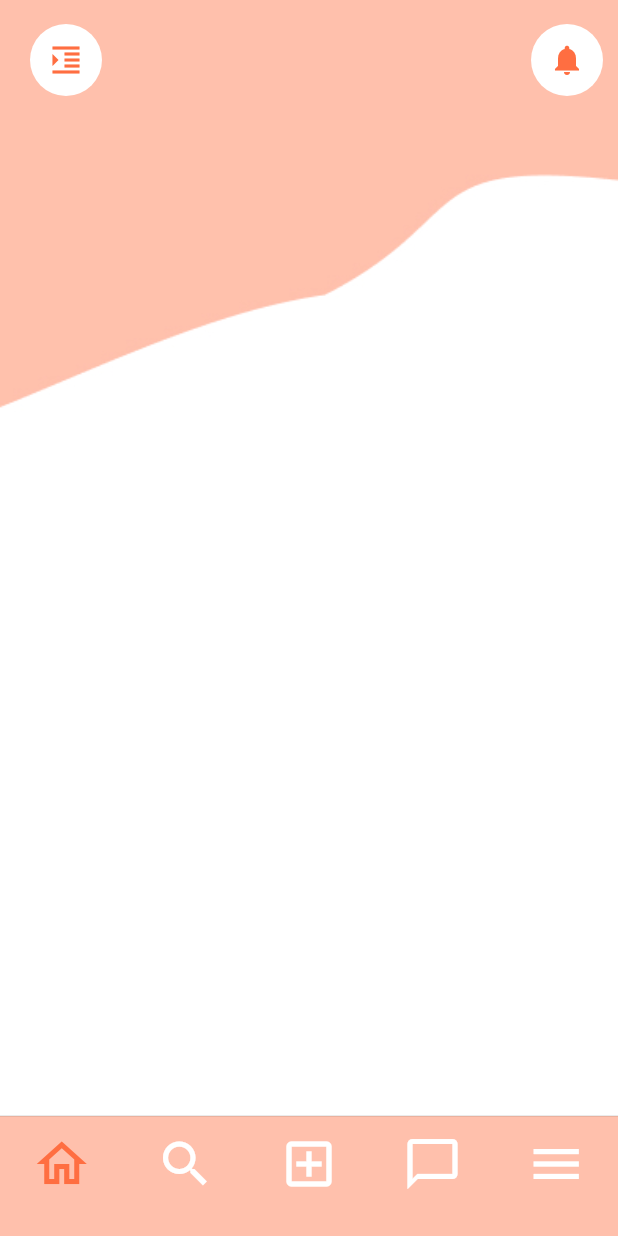
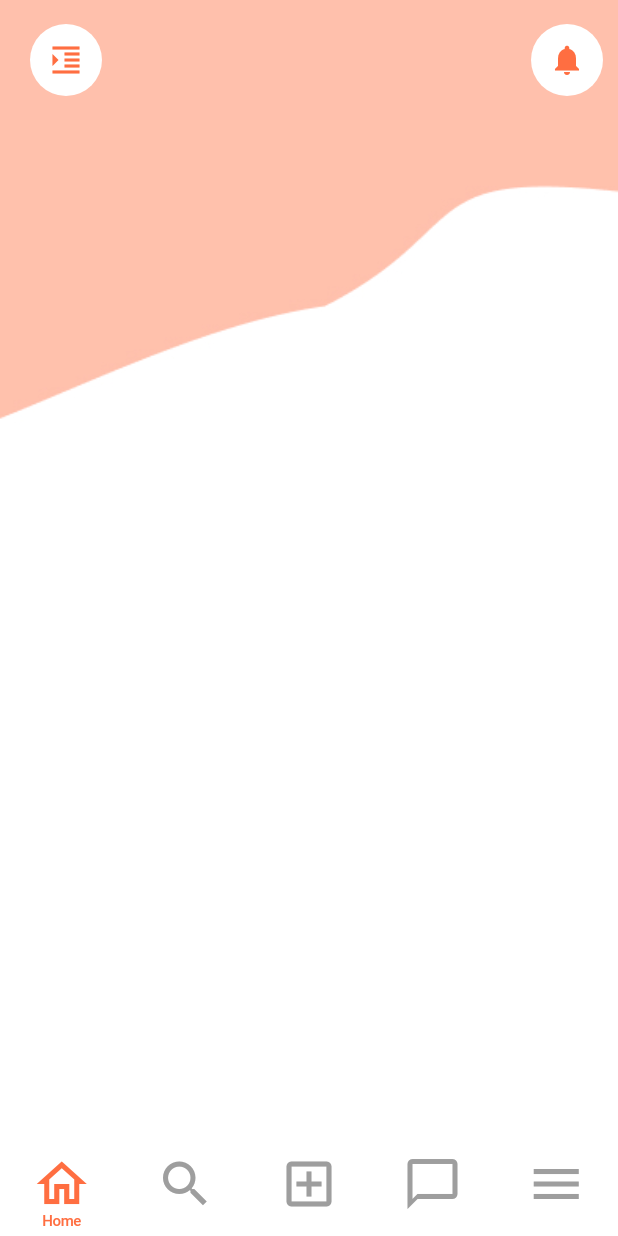
Before and after one commit to bathiyapathum/PartTimeNow_flutter_app, a Flutter app: the screen it shows once a user with an empty profile is signed in, on a phone screen of 412 x 824 dp. Run offline on Flutter 3.47's test engine with Material 2 defaults, Android fonts, the light colour scheme and no system bars; our stand-ins replace cloud_firestore, firebase_auth, firebase_core, firebase_storage, image_picker; accounts and stored records are empty; network calls fail; project files that could hold a hidden picture were left out.

Commit message:
few changes in Bottum bar

```diff
--- a/lib/responsive/mobile_screen_layout.dart
+++ b/lib/responsive/mobile_screen_layout.dart
@@ -43,18 +43,23 @@ class _MobileScreenLayoutState extends State<MobileScreenLayout> {
           onPageChanged: onPageChanged,
           children: homeScreenItems,
         ),
-        bottomNavigationBar: CupertinoTabBar(
-          height: 80,
+        bottomNavigationBar: Container(
+          padding: EdgeInsets.only(top: 10),
+          child: CupertinoTabBar(
+            border: null,
+            height: 55,
             activeColor: navActivaeColor,
             items: [
               BottomNavigationBarItem(
+
                 icon: Icon(
                   size: 40,
                   Icons.home_outlined,
                   color: _page == 0 ? navActivaeColor :primaryColor ,
                 ),
-              label: '',
+                label: 'Home',
                 backgroundColor: primaryColor,
+
               ),
               BottomNavigationBarItem(
                 icon: Icon(
@@ -95,6 +100,8 @@ class _MobileScreenLayoutState extends State<MobileScreenLayout> {
             ],
             backgroundColor: mobileAppBackgroundColor,
             onTap: navigationTapped ,
+
+          ),
         ));
   }
 }
--- a/lib/utils/colors.dart
+++ b/lib/utils/colors.dart
@@ -4,11 +4,11 @@ const mobileBackgroundColor = Color.fromRGBO(255, 192, 172, 1);
 const webBackgroundColor = Color.fromRGBO(18, 18, 18, 1);
 const mobileSearchColor = Color.fromRGBO(38, 38, 38, 1);
 const blueColor = Color.fromRGBO(0, 149, 246, 1);
-const primaryColor = Colors.white;
+const primaryColor = Colors.grey;
 const secondaryColor = Colors.grey;
 const postCardbackgroundColor = Color.fromRGBO(245, 245, 245, 1);
 const postUserNameColor = Color.fromRGBO(255, 110, 65, 1);
-const mobileAppBackgroundColor = Color.fromRGBO(255, 192, 172, 1);
+const mobileAppBackgroundColor = Colors.white;
 const navActivaeColor = Color.fromRGBO(255, 110, 65, 1);
 const hintColor = Color.fromRGBO(128, 128, 128, 1);
 const textColr = Color.fromRGBO(26, 26, 26, 1);
```
Also changed, not shown: 3 other files. Lines whose indentation alone changed are shown as unchanged.
